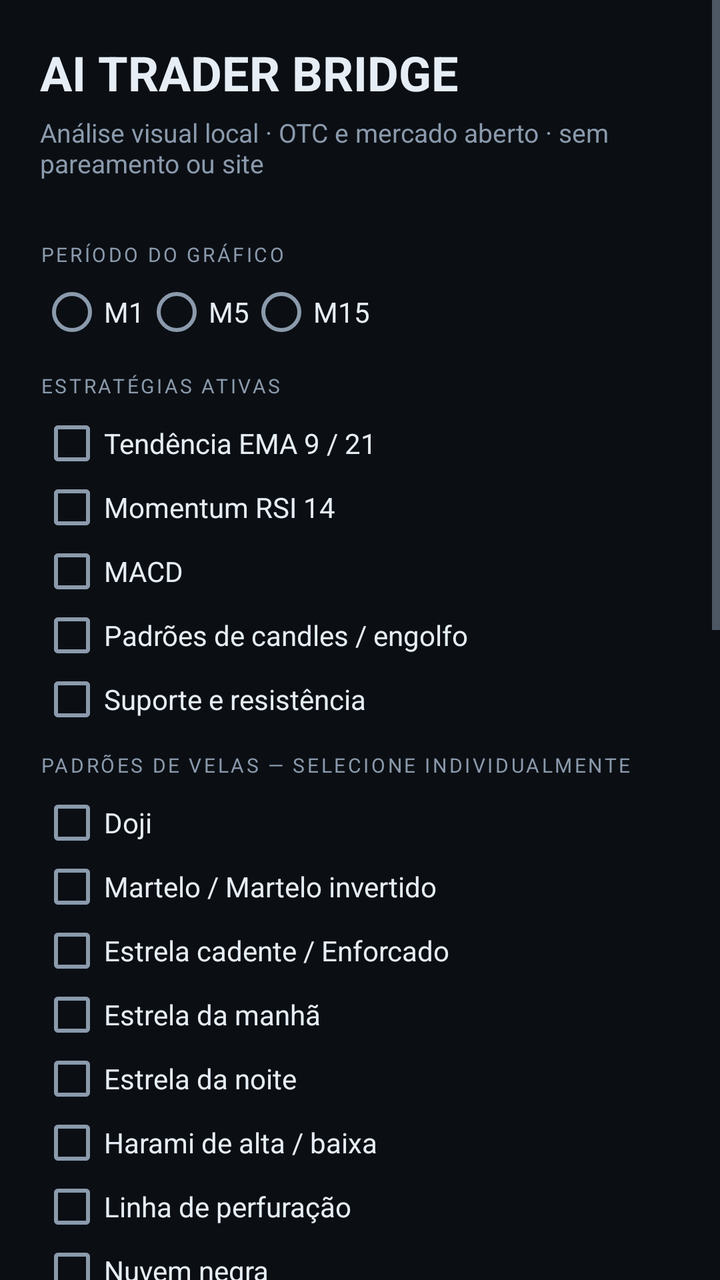
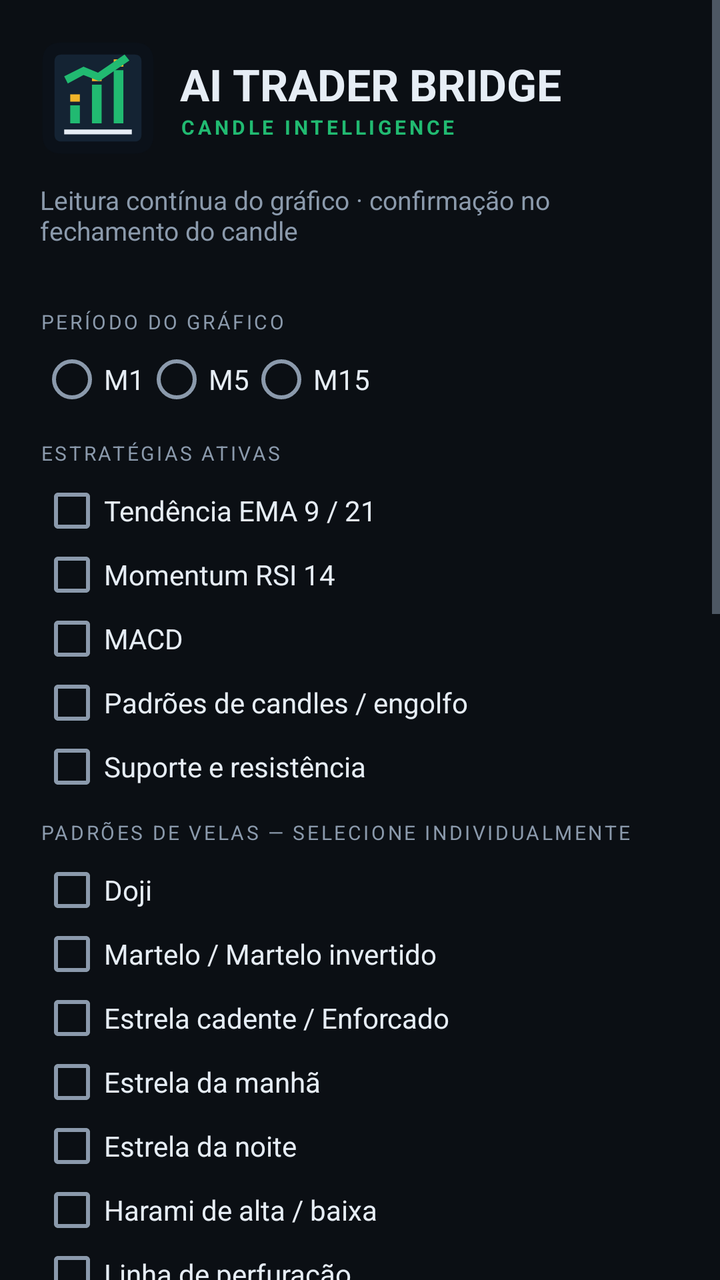

Screens rendered from an Android XML layout before and after an edit, with the pre-edit source and the edit as a unified diff.
<!-- AndroidManifest.xml: application theme Theme.AITrader -->
<!-- res/layout/activity_main.xml -->
<?xml version="1.0" encoding="utf-8"?>
<ScrollView xmlns:android="http://schemas.android.com/apk/res/android" android:layout_width="match_parent" android:layout_height="match_parent" android:background="@color/bg" android:fillViewport="true">
 <LinearLayout android:layout_width="match_parent" android:layout_height="wrap_content" android:orientation="vertical" android:padding="20dp">
  <TextView android:layout_width="wrap_content" android:layout_height="wrap_content" android:text="AI TRADER BRIDGE" android:textColor="@color/text" android:textSize="24sp" android:textStyle="bold" />
  <TextView android:layout_width="match_parent" android:layout_height="wrap_content" android:layout_marginTop="5dp" android:layout_marginBottom="18dp" android:text="Análise visual local · OTC e mercado aberto · sem pareamento ou site" android:textColor="@color/muted" android:textSize="13sp" />
  <TextView style="@style/Label" android:text="PERÍODO DO GRÁFICO" />
  <RadioGroup android:id="@+id/timeframeGroup" android:layout_width="match_parent" android:layout_height="wrap_content" android:orientation="horizontal">
   <RadioButton android:id="@+id/tfM1" android:layout_width="wrap_content" android:layout_height="wrap_content" android:text="M1" android:textColor="@color/text" />
   <RadioButton android:id="@+id/tfM5" android:layout_width="wrap_content" android:layout_height="wrap_content" android:text="M5" android:textColor="@color/text" />
   <RadioButton android:id="@+id/tfM15" android:layout_width="wrap_content" android:layout_height="wrap_content" android:text="M15" android:textColor="@color/text" />
  </RadioGroup>
  <TextView style="@style/Label" android:layout_marginTop="14dp" android:text="ESTRATÉGIAS ATIVAS" />
  <CheckBox android:id="@+id/strategyEma" android:layout_width="match_parent" android:layout_height="wrap_content" android:text="Tendência EMA 9 / 21" android:textColor="@color/text" />
  <CheckBox android:id="@+id/strategyRsi" android:layout_width="match_parent" android:layout_height="wrap_content" android:text="Momentum RSI 14" android:textColor="@color/text" />
  <CheckBox android:id="@+id/strategyMacd" android:layout_width="match_parent" android:layout_height="wrap_content" android:text="MACD" android:textColor="@color/text" />
  <CheckBox android:id="@+id/strategyCandle" android:layout_width="match_parent" android:layout_height="wrap_content" android:text="Padrões de candles / engolfo" android:textColor="@color/text" />
  <CheckBox android:id="@+id/strategySr" android:layout_width="match_parent" android:layout_height="wrap_content" android:text="Suporte e resistência" android:textColor="@color/text" />
  <TextView style="@style/Label" android:layout_marginTop="10dp" android:text="PADRÕES DE VELAS — SELECIONE INDIVIDUALMENTE" />
  <CheckBox android:id="@+id/strategyDoji" android:layout_width="match_parent" android:layout_height="wrap_content" android:text="Doji" android:textColor="@color/text" />
  <CheckBox android:id="@+id/strategyHammer" android:layout_width="match_parent" android:layout_height="wrap_content" android:text="Martelo / Martelo invertido" android:textColor="@color/text" />
  <CheckBox android:id="@+id/strategyShootingStar" android:layout_width="match_parent" android:layout_height="wrap_content" android:text="Estrela cadente / Enforcado" android:textColor="@color/text" />
  <CheckBox android:id="@+id/strategyMorningStar" android:layout_width="match_parent" android:layout_height="wrap_content" android:text="Estrela da manhã" android:textColor="@color/text" />
  <CheckBox android:id="@+id/strategyEveningStar" android:layout_width="match_parent" android:layout_height="wrap_content" android:text="Estrela da noite" android:textColor="@color/text" />
  <CheckBox android:id="@+id/strategyHarami" android:layout_width="match_parent" android:layout_height="wrap_content" android:text="Harami de alta / baixa" android:textColor="@color/text" />
  <CheckBox android:id="@+id/strategyPiercing" android:layout_width="match_parent" android:layout_height="wrap_content" android:text="Linha de perfuração" android:textColor="@color/text" />
  <CheckBox android:id="@+id/strategyDarkCloud" android:layout_width="match_parent" android:layout_height="wrap_content" android:text="Nuvem negra" android:textColor="@color/text" />
  <CheckBox android:id="@+id/strategyThreeSoldiers" android:layout_width="match_parent" android:layout_height="wrap_content" android:text="Três soldados brancos" android:textColor="@color/text" />
  <CheckBox android:id="@+id/strategyThreeCrows" android:layout_width="match_parent" android:layout_height="wrap_content" android:text="Três corvos negros" android:textColor="@color/text" />
  <CheckBox android:id="@+id/strategyTweezers" android:layout_width="match_parent" android:layout_height="wrap_content" android:text="Topo / fundo pinça" android:textColor="@color/text" />
  <CheckBox android:id="@+id/strategyMarubozu" android:layout_width="match_parent" android:layout_height="wrap_content" android:text="Marubozu de alta / baixa" android:textColor="@color/text" />
  <TextView style="@style/Label" android:layout_marginTop="18dp" android:text="EXECUÇÃO AUTOMÁTICA INTEGRADA" />
  <CheckBox android:id="@+id/checkAutoTrade" android:layout_width="match_parent" android:layout_height="wrap_content" android:text="Ativar execução automática (somente DEMO)" android:textColor="@color/text" />
  <Button android:id="@+id/buttonAccessibility" style="@style/GhostButton" android:text="Ativar acessibilidade do AITraderBridge" />
  <TextView android:layout_width="match_parent" android:layout_height="wrap_content" android:text="Proteções: exige conta de prática visível, confiança mínima de 78%, intervalo de 60 segundos e máximo de 5 operações por sessão. O valor e a expiração são os que estiverem configurados na corretora." android:textColor="@color/muted" android:textSize="11sp" />
  <Button android:id="@+id/buttonOverlay" style="@style/GhostButton" android:layout_marginTop="14dp" android:text="Permitir painel flutuante" />
  <Button android:id="@+id/buttonCapture" style="@style/PrimaryButton" android:text="Iniciar análise" />
  <Button android:id="@+id/buttonCalibrate" style="@style/GhostButton" android:text="Calibração manual de segurança" />
  <TextView android:id="@+id/textStatus" android:layout_width="match_parent" android:layout_height="wrap_content" android:layout_marginTop="14dp" android:background="@drawable/bg_card" android:padding="14dp" android:text="Pronto para analisar" android:textColor="@color/text" android:textSize="13sp" />
  <TextView android:layout_width="match_parent" android:layout_height="wrap_content" android:layout_marginTop="16dp" android:text="Abra qualquer ativo na IQ Option e mantenha o gráfico visível. O app identifica candles pela imagem; não é necessário cadastrar o par. A calibração automática depende de a escala de preços estar visível e legível. Os sinais são informativos; confirme manualmente as operações." android:textColor="@color/muted" android:textSize="11sp" />
 </LinearLayout>
</ScrollView>
<!-- resources referenced by this layout -->
<resources>
  <color name="bg">#0B0F14</color>
  <color name="muted">#8B9AAC</color>
  <color name="text">#E6EDF5</color>
  <!-- drawable bg_card (drawable) -->
  <?xml version="1.0" encoding="utf-8"?>
  <shape xmlns:android="http://schemas.android.com/apk/res/android" android:shape="rectangle">
      <solid android:color="@color/surface" />
      <corners android:radius="12dp" />
      <stroke android:width="1dp" android:color="@color/stroke" />
  </shape>
  <style name="GhostButton" parent="Widget.AppCompat.Button.Borderless">
          <item name="android:layout_width">match_parent</item>
          <item name="android:layout_height">48dp</item>
          <item name="android:layout_marginTop">10dp</item>
          <item name="android:background">@drawable/bg_button_ghost</item>
          <item name="android:textColor">@color/text</item>
          <item name="android:textAllCaps">false</item>
          <item name="android:textSize">14sp</item>
      </style>
  <style name="Label">
          <item name="android:layout_width">match_parent</item>
          <item name="android:layout_height">wrap_content</item>
          <item name="android:layout_marginTop">12dp</item>
          <item name="android:layout_marginBottom">6dp</item>
          <item name="android:textAllCaps">true</item>
          <item name="android:letterSpacing">0.12</item>
          <item name="android:textColor">@color/muted</item>
          <item name="android:textSize">10sp</item>
      </style>
  <style name="Theme.AITrader" parent="Theme.AppCompat.NoActionBar">
          <item name="android:windowBackground">@color/bg</item>
          <item name="android:statusBarColor">@color/bg</item>
          <item name="android:navigationBarColor">@color/bg</item>
          <item name="android:textColorPrimary">@color/text</item>
          <item name="android:textColorSecondary">@color/muted</item>
          <item name="colorAccent">@color/brand</item>
      </style>
  <color name="surface">#131A22</color>
  <color name="stroke">#223040</color>
  <!-- drawable bg_button_ghost (drawable) -->
  <?xml version="1.0" encoding="utf-8"?>
  <shape xmlns:android="http://schemas.android.com/apk/res/android" android:shape="rectangle">
      <solid android:color="#00000000" />
      <corners android:radius="10dp" />
      <stroke android:width="1dp" android:color="@color/stroke" />
  </shape>
  <!-- drawable bg_button_primary (drawable) -->
  <?xml version="1.0" encoding="utf-8"?>
  <shape xmlns:android="http://schemas.android.com/apk/res/android" android:shape="rectangle">
      <solid android:color="@color/brand" />
      <corners android:radius="10dp" />
  </shape>
  <color name="brand">#21BA71</color>
  <!-- unchanged entries left out for length: 1 -->
</resources>

<!-- the commit's change to res/layout/activity_main.xml (unified diff, before → after) -->
@@ -1,8 +1,14 @@
 <?xml version="1.0" encoding="utf-8"?>
 <ScrollView xmlns:android="http://schemas.android.com/apk/res/android" android:layout_width="match_parent" android:layout_height="match_parent" android:background="@color/bg" android:fillViewport="true">
  <LinearLayout android:layout_width="match_parent" android:layout_height="wrap_content" android:orientation="vertical" android:padding="20dp">
-  <TextView android:layout_width="wrap_content" android:layout_height="wrap_content" android:text="AI TRADER BRIDGE" android:textColor="@color/text" android:textSize="24sp" android:textStyle="bold" />
-  <TextView android:layout_width="match_parent" android:layout_height="wrap_content" android:layout_marginTop="5dp" android:layout_marginBottom="18dp" android:text="Análise visual local · OTC e mercado aberto · sem pareamento ou site" android:textColor="@color/muted" android:textSize="13sp" />
+  <LinearLayout android:layout_width="match_parent" android:layout_height="wrap_content" android:gravity="center_vertical" android:orientation="horizontal" android:layout_marginBottom="8dp">
+   <ImageView android:layout_width="58dp" android:layout_height="58dp" android:src="@drawable/ic_ai_trader_logo" android:contentDescription="Logo AI Trader Bridge" android:layout_marginEnd="12dp" />
+   <LinearLayout android:layout_width="0dp" android:layout_height="wrap_content" android:layout_weight="1" android:orientation="vertical">
+    <TextView android:layout_width="wrap_content" android:layout_height="wrap_content" android:text="AI TRADER BRIDGE" android:textColor="@color/text" android:textSize="22sp" android:textStyle="bold" />
+    <TextView android:layout_width="wrap_content" android:layout_height="wrap_content" android:text="CANDLE INTELLIGENCE" android:textColor="@color/brand" android:textSize="10sp" android:letterSpacing="0.16" android:textStyle="bold" />
+   </LinearLayout>
+  </LinearLayout>
+  <TextView android:layout_width="match_parent" android:layout_height="wrap_content" android:layout_marginTop="5dp" android:layout_marginBottom="18dp" android:text="Leitura contínua do gráfico · confirmação no fechamento do candle" android:textColor="@color/muted" android:textSize="13sp" />
   <TextView style="@style/Label" android:text="PERÍODO DO GRÁFICO" />
   <RadioGroup android:id="@+id/timeframeGroup" android:layout_width="match_parent" android:layout_height="wrap_content" android:orientation="horizontal">
    <RadioButton android:id="@+id/tfM1" android:layout_width="wrap_content" android:layout_height="wrap_content" android:text="M1" android:textColor="@color/text" />
<!-- resource entries referenced after the edit -->
@@ -10,6 +10,17 @@
       <corners android:radius="12dp" />
       <stroke android:width="1dp" android:color="@color/stroke" />
   </shape>
+  <!-- drawable ic_ai_trader_logo (drawable) -->
+  <?xml version="1.0" encoding="utf-8"?>
+  <vector xmlns:android="http://schemas.android.com/apk/res/android"
+      android:width="96dp" android:height="96dp" android:viewportWidth="96" android:viewportHeight="96">
+      <path android:fillColor="#0B1119" android:pathData="M18,2 L78,2 Q94,2 94,18 L94,78 Q94,94 78,94 L18,94 Q2,94 2,78 L2,18 Q2,2 18,2 Z" />
+      <path android:fillColor="#142333" android:pathData="M18,12 L78,12 Q84,12 84,18 L84,78 Q84,84 78,84 L18,84 Q12,84 12,78 L12,18 Q12,12 18,12 Z" />
+      <path android:fillColor="#21BA71" android:pathData="M25,54 L33,54 L33,69 L25,69 Z M43,37 L51,37 L51,69 L43,69 Z M61,25 L69,25 L69,69 L61,69 Z" />
+      <path android:fillColor="#F0B429" android:pathData="M25,45 L33,45 L33,51 L25,51 Z M43,28 L51,28 L51,34 L43,34 Z M61,16 L69,16 L69,22 L61,22 Z" />
+      <path android:fillColor="#E6EDF5" android:pathData="M20,74 L76,74 L76,78 L20,78 Z" />
+      <path android:fillColor="#21BA71" android:pathData="M20,30 L36,22 L48,27 L70,12 L74,17 L49,34 L36,29 L23,36 Z" />
+  </vector>
   <style name="GhostButton" parent="Widget.AppCompat.Button.Borderless">
           <item name="android:layout_width">match_parent</item>
           <item name="android:layout_height">48dp</item>
